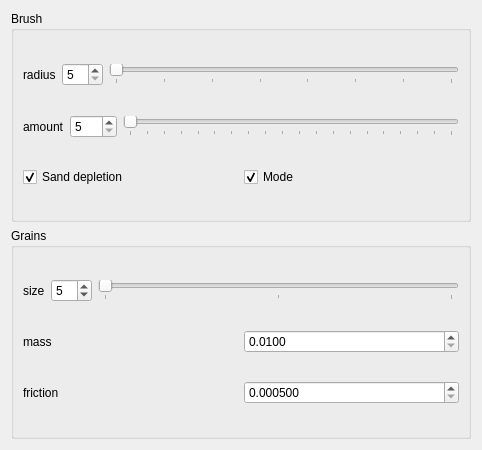
This is krita/plugins/paintops/sand/wdgsandoptions.ui in KDE/calligra as Qt 5 draws it before an edit. The edited form follows.
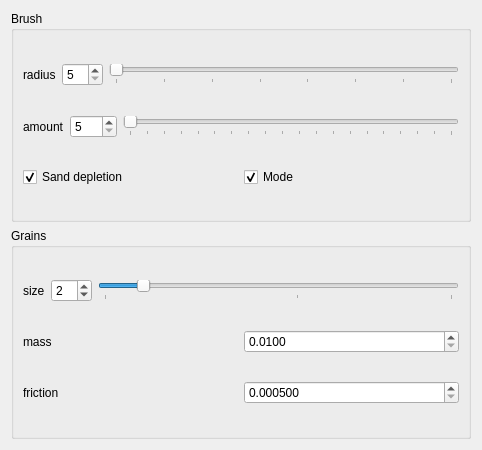
This is the edited form.

```diff
--- a/krita/plugins/paintops/sand/wdgsandoptions.ui
+++ b/krita/plugins/paintops/sand/wdgsandoptions.ui
@@ -175,26 +175,29 @@
              <number>1</number>
             </property>
             <property name="maximum">
-             <number>15</number>
+             <number>10</number>
             </property>
             <property name="value">
-             <number>5</number>
+             <number>2</number>
             </property>
            </widget>
           </item>
           <item>
            <widget class="QSlider" name="sizeSlider">
             <property name="minimum">
-             <number>5</number>
+             <number>1</number>
             </property>
             <property name="maximum">
-             <number>15</number>
+             <number>10</number>
             </property>
             <property name="pageStep">
              <number>5</number>
             </property>
             <property name="value">
-             <number>5</number>
+             <number>2</number>
+            </property>
+            <property name="sliderPosition">
+             <number>2</number>
             </property>
             <property name="orientation">
              <enum>Qt::Horizontal</enum>
```
